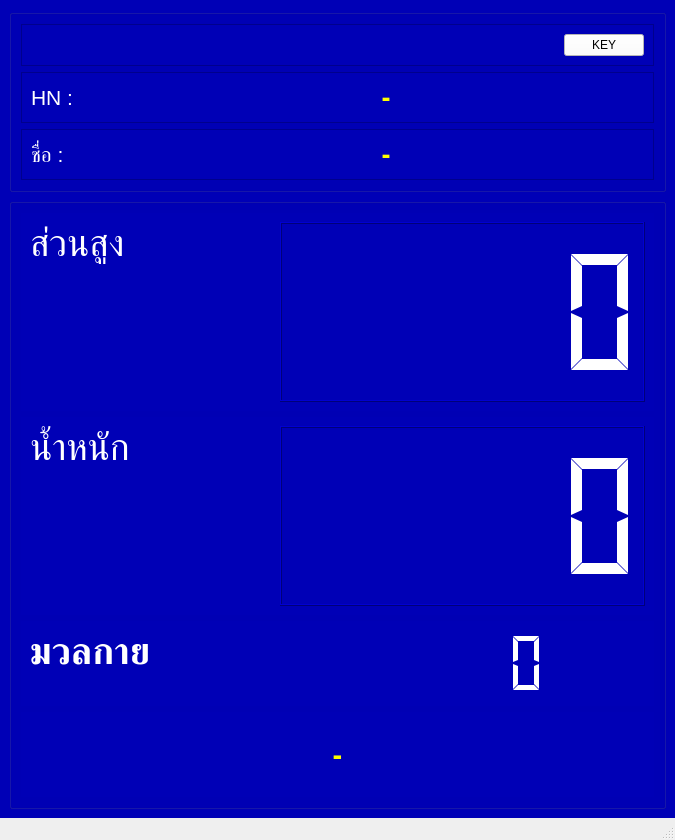
The window that win_bmi/win_bmi2.ui (tehnplk/smart_connect_pi) describes before a commit, drawn with Qt 5.
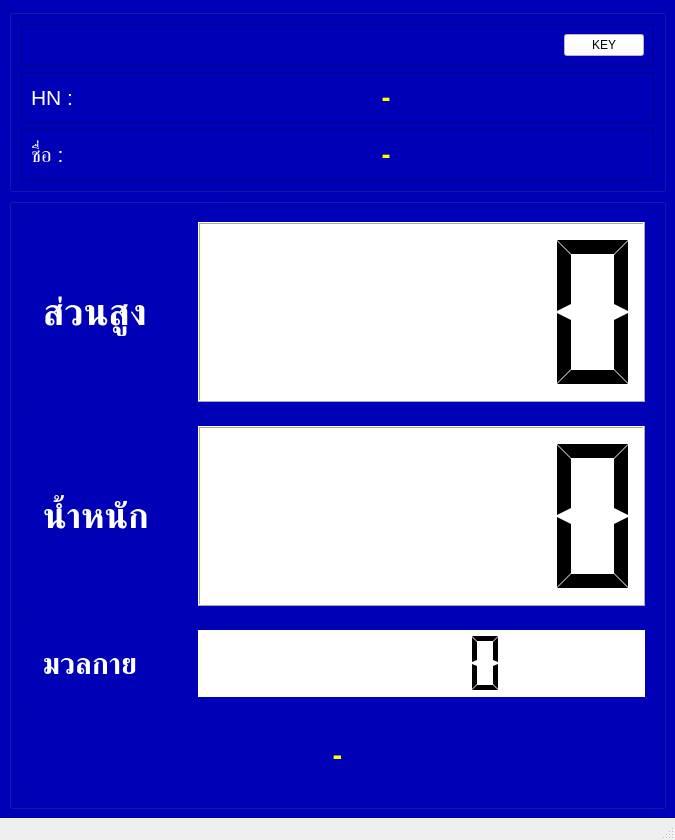
The same window after the commit. Icons and pictures are not drawn.

```diff
--- a/win_bmi/win_bmi2.ui
+++ b/win_bmi/win_bmi2.ui
@@ -193,14 +193,27 @@
            <pointsize>20</pointsize>
           </font>
          </property>
-         <layout class="QHBoxLayout" name="horizontalLayout_4" stretch="40,60">
-          <item alignment="Qt::AlignTop">
+         <layout class="QHBoxLayout" name="horizontalLayout_4" stretch="0,20,60">
+          <item>
+           <widget class="QLabel" name="label_6">
+            <property name="text">
+             <string/>
+            </property>
+            <property name="pixmap">
+             <pixmap>height.png</pixmap>
+            </property>
+            <property name="scaledContents">
+             <bool>false</bool>
+            </property>
+           </widget>
+          </item>
+          <item>
            <widget class="QLabel" name="label_3">
             <property name="font">
              <font>
               <pointsize>28</pointsize>
-              <weight>50</weight>
-              <bold>false</bold>
+              <weight>75</weight>
+              <bold>true</bold>
              </font>
             </property>
             <property name="styleSheet">
@@ -209,12 +222,16 @@
             <property name="text">
              <string>ส่วนสูง</string>
             </property>
+            <property name="alignment">
+             <set>Qt::AlignLeading|Qt::AlignLeft|Qt::AlignVCenter</set>
+            </property>
            </widget>
           </item>
           <item>
            <widget class="QLCDNumber" name="lcdHeight">
             <property name="styleSheet">
-             <string notr="true">color:white</string>
+             <string notr="true">color:black;
+background-color:white</string>
             </property>
             <property name="segmentStyle">
              <enum>QLCDNumber::Flat</enum>
@@ -231,14 +248,30 @@
            <pointsize>20</pointsize>
           </font>
          </property>
-         <layout class="QHBoxLayout" name="horizontalLayout_5" stretch="40,60">
-          <item alignment="Qt::AlignTop">
+         <layout class="QHBoxLayout" name="horizontalLayout_5" stretch="0,20,60">
+          <property name="sizeConstraint">
+           <enum>QLayout::SetDefaultConstraint</enum>
+          </property>
+          <item>
+           <widget class="QLabel" name="label_7">
+            <property name="text">
+             <string/>
+            </property>
+            <property name="pixmap">
+             <pixmap>weight.png</pixmap>
+            </property>
+            <property name="scaledContents">
+             <bool>false</bool>
+            </property>
+           </widget>
+          </item>
+          <item>
            <widget class="QLabel" name="label_4">
             <property name="font">
              <font>
-              <pointsize>28</pointsize>
-              <weight>50</weight>
-              <bold>false</bold>
+              <pointsize>26</pointsize>
+              <weight>75</weight>
+              <bold>true</bold>
              </font>
             </property>
             <property name="styleSheet">
@@ -252,7 +285,8 @@
           <item>
            <widget class="QLCDNumber" name="lcdWeight">
             <property name="styleSheet">
-             <string notr="true">color:white</string>
+             <string notr="true">color:black;
+background-color:white</string>
             </property>
             <property name="segmentStyle">
              <enum>QLCDNumber::Flat</enum>
@@ -269,12 +303,22 @@
            <pointsize>14</pointsize>
           </font>
          </property>
-         <layout class="QHBoxLayout" name="horizontalLayout_6" stretch="40,60">
-          <item alignment="Qt::AlignTop">
+         <layout class="QHBoxLayout" name="horizontalLayout_6" stretch="0,20,60">
+          <item>
+           <widget class="QLabel" name="label_8">
+            <property name="text">
+             <string/>
+            </property>
+            <property name="pixmap">
+             <pixmap>index-finger.png</pixmap>
+            </property>
+           </widget>
+          </item>
+          <item>
            <widget class="QLabel" name="label_5">
             <property name="font">
              <font>
-              <pointsize>28</pointsize>
+              <pointsize>22</pointsize>
               <weight>75</weight>
               <bold>true</bold>
              </font>
@@ -290,7 +334,8 @@
           <item>
            <widget class="QLCDNumber" name="lcdBmi">
             <property name="styleSheet">
-             <string notr="true">color:white</string>
+             <string notr="true">color:black;
+background-color:white</string>
             </property>
             <property name="lineWidth">
              <number>0</number>
```
